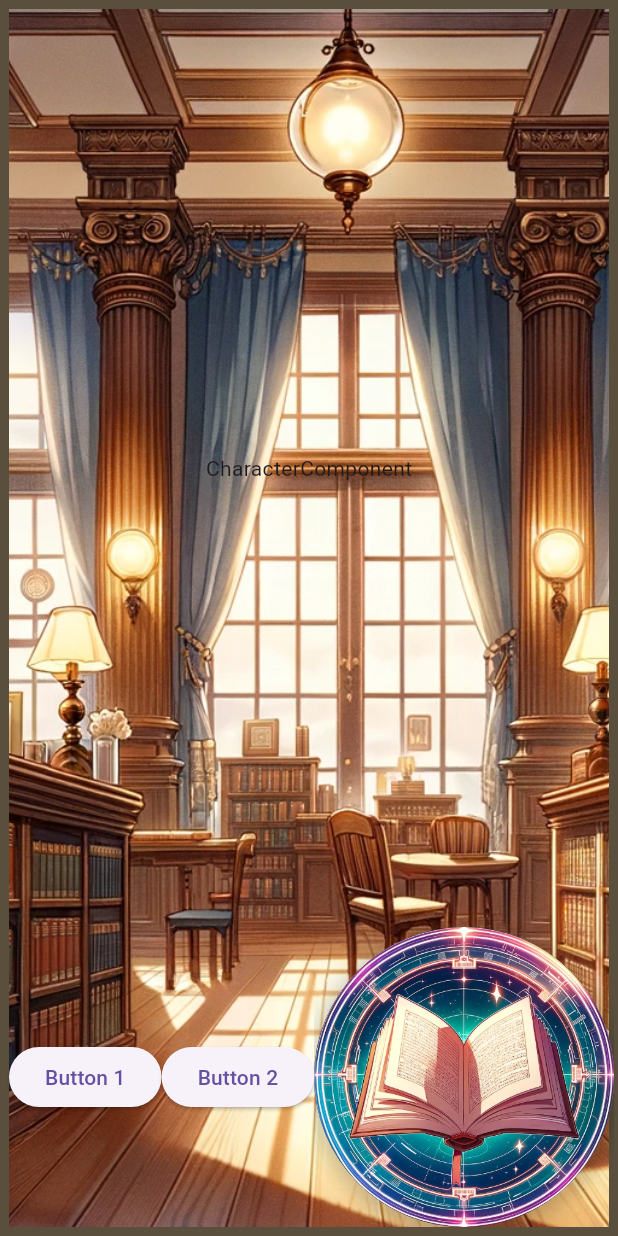
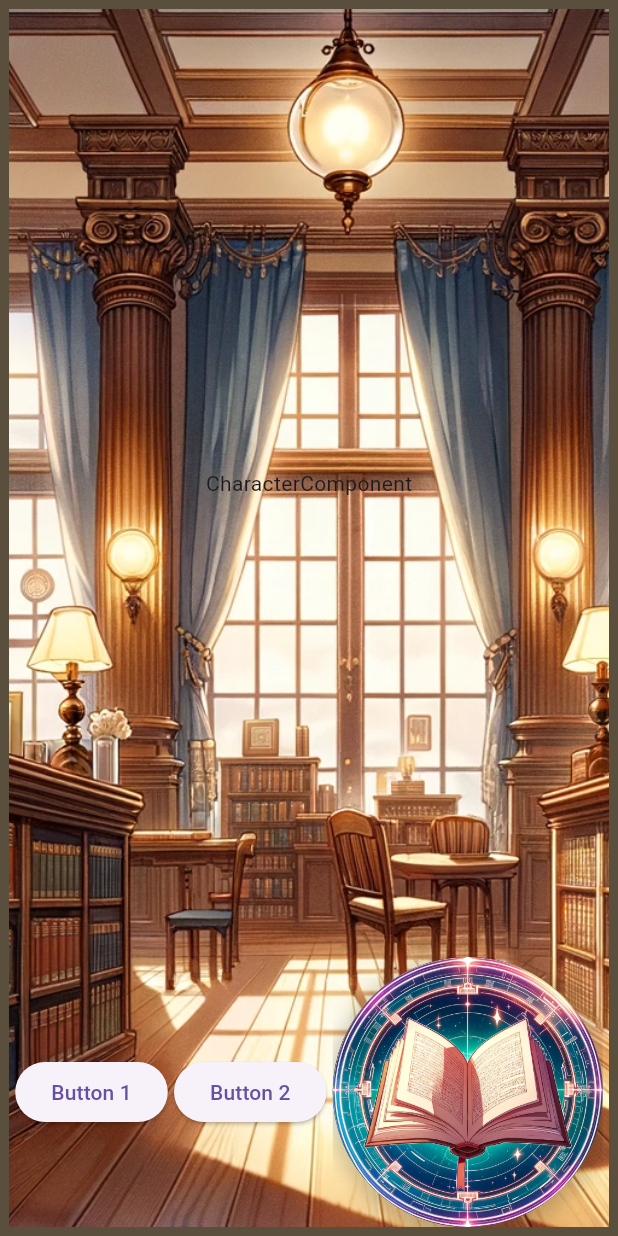
Before and after one commit to koichi2426/reading_promotion_app, a Flutter app: the screen it shows after launch, on a phone screen of 412 x 824 dp. Run offline on Flutter 3.47's test engine with Material 3 defaults, Android fonts, the phone set to English and light mode, and no system bars; our stand-ins replace awesome_dialog, cloud_firestore, envied, firebase_core; missing offline and left inert: simple_barcode_scanner; accounts and stored records are empty.

Commit message:
readボタンサイズの変更
readボタンサイズの変更

```diff
--- a/lib/components/ReadComponent.dart
+++ b/lib/components/ReadComponent.dart
@@ -49,8 +49,8 @@ class ReadComponent extends StatelessWidget {
           ),
         ),
         child: Container(
-          width: 200,
-          height: 200,
+          width: 180,
+          height: 180,
           alignment: Alignment.center,
         ),
       ),
```
